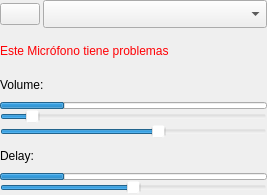
Before: the Qt Designer form UI/audioMonitor.ui in Gemmstone/PyNGtuber, drawn with Qt 5.
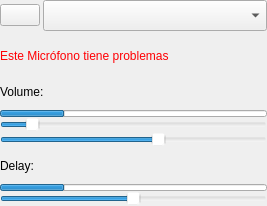
After: the same form once the commit is applied. Icons and pictures are not drawn.

```diff
--- a/UI/audioMonitor.ui
+++ b/UI/audioMonitor.ui
@@ -7,7 +7,7 @@
     <x>0</x>
     <y>0</y>
     <width>267</width>
-    <height>195</height>
+    <height>206</height>
    </rect>
   </property>
   <property name="windowTitle">
```
